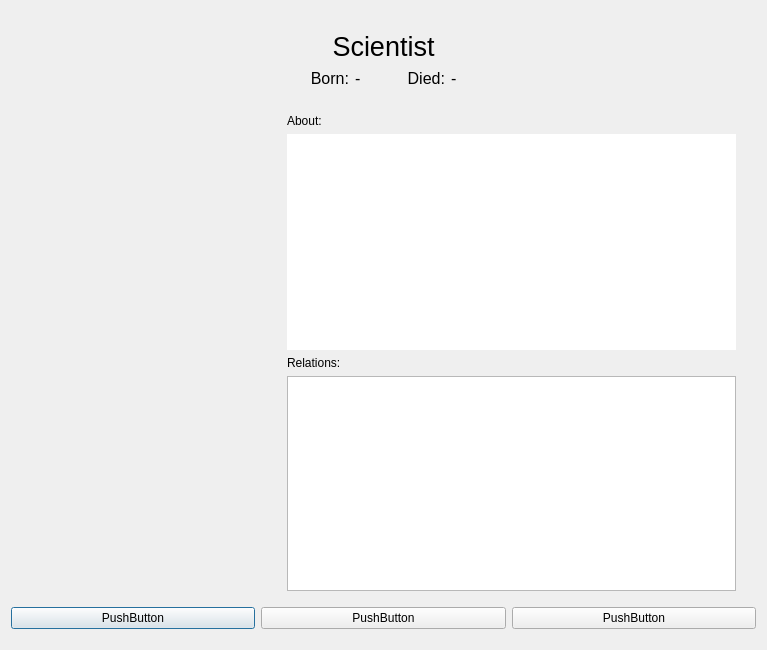
Qt form scientistwindow.ui (athenabjorg/sacr) before a commit.
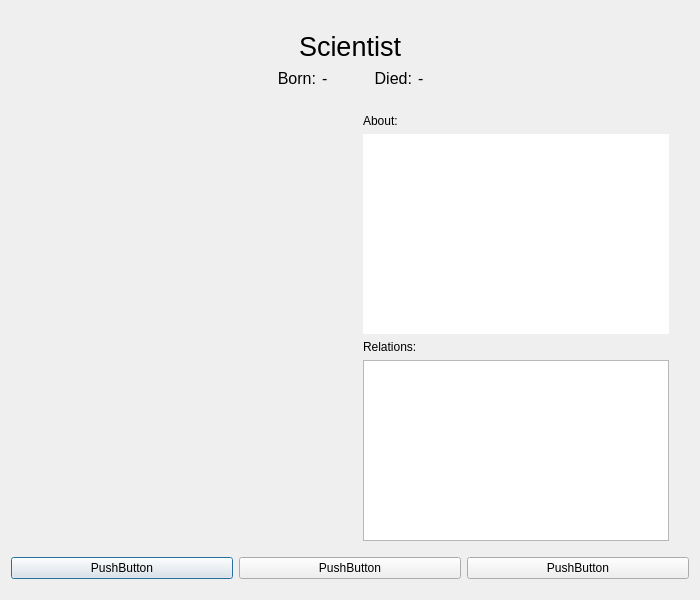
The same form after that commit. Icons and pictures are not drawn.

Commit message: pictures are rezised in scientistwindow

```diff
--- a/scientistwindow.ui
+++ b/scientistwindow.ui
@@ -6,10 +6,16 @@
    <rect>
     <x>0</x>
     <y>0</y>
-    <width>767</width>
-    <height>650</height>
+    <width>700</width>
+    <height>600</height>
    </rect>
   </property>
+  <property name="sizePolicy">
+   <sizepolicy hsizetype="Preferred" vsizetype="Preferred">
+    <horstretch>0</horstretch>
+    <verstretch>0</verstretch>
+   </sizepolicy>
+  </property>
   <property name="windowTitle">
    <string>Dialog</string>
   </property>
@@ -182,7 +188,7 @@
         <enum>Qt::Horizontal</enum>
        </property>
        <property name="sizeType">
-        <enum>QSizePolicy::Fixed</enum>
+        <enum>QSizePolicy::Preferred</enum>
        </property>
        <property name="sizeHint" stdset="0">
         <size>
@@ -194,17 +200,45 @@
      </item>
      <item>
       <widget class="QLabel" name="inputPicture">
+       <property name="sizePolicy">
+        <sizepolicy hsizetype="MinimumExpanding" vsizetype="MinimumExpanding">
+         <horstretch>0</horstretch>
+         <verstretch>0</verstretch>
+        </sizepolicy>
+       </property>
        <property name="minimumSize">
         <size>
-         <width>250</width>
+         <width>0</width>
          <height>0</height>
         </size>
        </property>
+       <property name="maximumSize">
+        <size>
+         <width>400</width>
+         <height>16777215</height>
+        </size>
+       </property>
        <property name="text">
         <string/>
        </property>
       </widget>
      </item>
+     <item>
+      <spacer name="horizontalSpacer_6">
+       <property name="orientation">
+        <enum>Qt::Horizontal</enum>
+       </property>
+       <property name="sizeType">
+        <enum>QSizePolicy::Fixed</enum>
+       </property>
+       <property name="sizeHint" stdset="0">
+        <size>
+         <width>20</width>
+         <height>20</height>
+        </size>
+       </property>
+      </spacer>
+     </item>
      <item>
       <layout class="QVBoxLayout" name="verticalLayout_2">
        <item>
```
Left out of the diff: 3 changed lines with no effect on the pictures. The commit also changes 2 other files.
